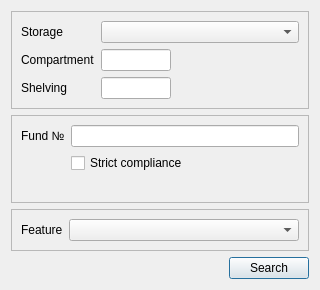
Qt form dialogs/searchdialog.ui (caxapyk/TPointer) before a commit.
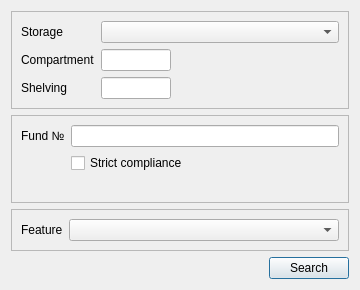
The same form after that commit. Icons and pictures are not drawn.

The edit to the form file:
```diff
--- a/dialogs/searchdialog.ui
+++ b/dialogs/searchdialog.ui
@@ -6,19 +6,19 @@
    <rect>
     <x>0</x>
     <y>0</y>
-    <width>320</width>
+    <width>360</width>
     <height>290</height>
    </rect>
   </property>
   <property name="minimumSize">
    <size>
-    <width>320</width>
+    <width>360</width>
     <height>290</height>
    </size>
   </property>
   <property name="maximumSize">
    <size>
-    <width>320</width>
+    <width>360</width>
     <height>290</height>
    </size>
   </property>
```
